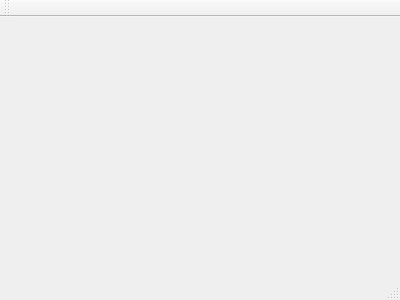
First picture: the form in vrokmain.ui, repository manushanga/vrok, before the edit.
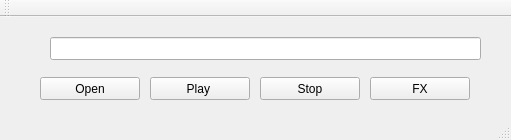
Second picture: the form after the edit.

Diff of the .ui file:
```diff
--- a/vrokmain.ui
+++ b/vrokmain.ui
@@ -1,24 +1,114 @@
 <ui version="4.0">
  <class>VrokMain</class>
- <widget class="QMainWindow" name="VrokMain" >
-  <property name="geometry" >
+ <widget class="QMainWindow" name="VrokMain">
+  <property name="geometry">
    <rect>
     <x>0</x>
     <y>0</y>
-    <width>400</width>
-    <height>300</height>
+    <width>511</width>
+    <height>140</height>
    </rect>
   </property>
   <property name="windowTitle" >
    <string>VrokMain</string>
   </property>
-  <widget class="QMenuBar" name="menuBar" />
-  <widget class="QToolBar" name="mainToolBar" />
-  <widget class="QWidget" name="centralWidget" />
-  <widget class="QStatusBar" name="statusBar" />
+  <widget class="QWidget" name="centralWidget">
+   <widget class="QPushButton" name="btnPlay">
+    <property name="geometry">
+     <rect>
+      <x>150</x>
+      <y>60</y>
+      <width>100</width>
+      <height>23</height>
+     </rect>
+    </property>
+    <property name="text">
+     <string>Play </string>
+    </property>
+    <property name="flat">
+     <bool>false</bool>
+    </property>
+   </widget>
+   <widget class="QLineEdit" name="txtFile">
+    <property name="geometry">
+     <rect>
+      <x>50</x>
+      <y>20</y>
+      <width>431</width>
+      <height>23</height>
+     </rect>
+    </property>
+   </widget>
+   <widget class="QPushButton" name="btnFX">
+    <property name="geometry">
+     <rect>
+      <x>370</x>
+      <y>60</y>
+      <width>100</width>
+      <height>23</height>
+     </rect>
+    </property>
+    <property name="text">
+     <string>FX</string>
+    </property>
+    <property name="checkable">
+     <bool>true</bool>
+    </property>
+    <property name="checked">
+     <bool>false</bool>
+    </property>
+   </widget>
+   <widget class="QPushButton" name="btnStop">
+    <property name="geometry">
+     <rect>
+      <x>260</x>
+      <y>60</y>
+      <width>100</width>
+      <height>23</height>
+     </rect>
+    </property>
+    <property name="text">
+     <string>Stop</string>
+    </property>
+   </widget>
+   <widget class="QPushButton" name="btnOpen">
+    <property name="geometry">
+     <rect>
+      <x>40</x>
+      <y>60</y>
+      <width>100</width>
+      <height>23</height>
+     </rect>
+    </property>
+    <property name="text">
+     <string>Open</string>
+    </property>
+    <property name="flat">
+     <bool>false</bool>
+    </property>
+   </widget>
+  </widget>
+  <widget class="QMenuBar" name="menuBar">
+   <property name="geometry">
+    <rect>
+     <x>0</x>
+     <y>0</y>
+     <width>511</width>
+     <height>21</height>
+    </rect>
+   </property>
+  </widget>
+  <widget class="QToolBar" name="mainToolBar">
+   <attribute name="toolBarArea">
+    <enum>TopToolBarArea</enum>
+   </attribute>
+   <attribute name="toolBarBreak">
+    <bool>false</bool>
+   </attribute>
+  </widget>
+  <widget class="QStatusBar" name="statusBar"/>
  </widget>
- <layoutDefault spacing="6" margin="11" />
- <pixmapfunction></pixmapfunction>
+ <layoutdefault spacing="6" margin="11"/>
  <resources/>
  <connections/>
 </ui>
```
Left out of the diff: 6 changed lines with no effect on the pictures.
